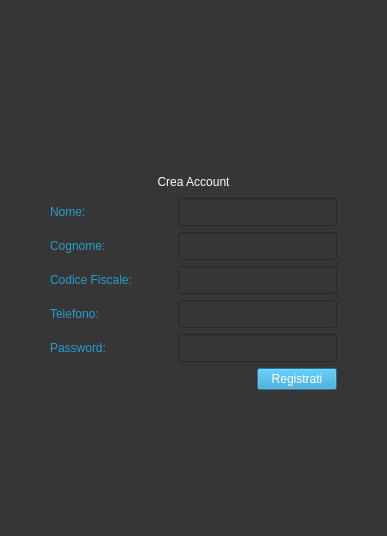
The window that Viste/Accesso/GUI/createacc.ui (GiulianiM/Noleggio) describes before a commit, drawn with Qt 5.
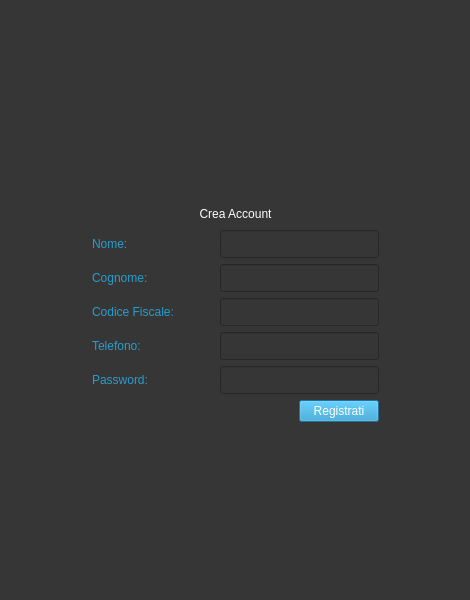
The same window after the commit. Icons and pictures are not drawn.

Patch:
```diff
--- a/Viste/Accesso/GUI/createacc.ui
+++ b/Viste/Accesso/GUI/createacc.ui
@@ -6,14 +6,20 @@
    <rect>
     <x>0</x>
     <y>0</y>
-    <width>387</width>
-    <height>536</height>
+    <width>470</width>
+    <height>600</height>
    </rect>
   </property>
+  <property name="minimumSize">
+   <size>
+    <width>470</width>
+    <height>600</height>
+   </size>
+  </property>
   <property name="maximumSize">
    <size>
-    <width>387</width>
-    <height>536</height>
+    <width>470</width>
+    <height>600</height>
    </size>
   </property>
   <property name="windowTitle">
@@ -232,6 +238,11 @@
      </item>
      <item>
       <widget class="QPushButton" name="signupbutton">
+       <property name="font">
+        <font>
+         <pointsize>9</pointsize>
+        </font>
+       </property>
        <property name="styleSheet">
         <string notr="true">font-size:14; color:white;background-color:rgb(38, 157, 206)
 </string>
```
